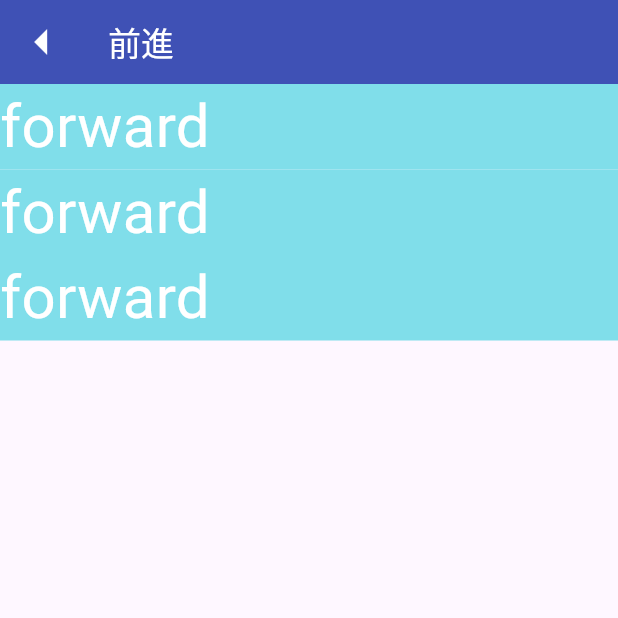
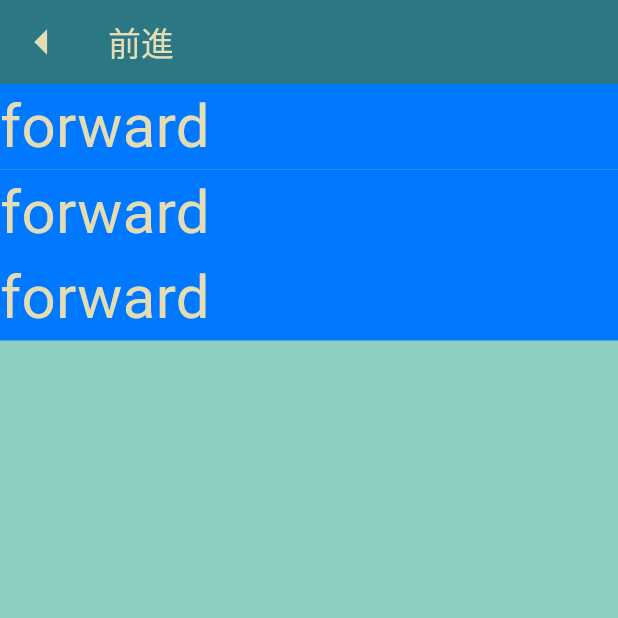
Before and after one commit to penguin104/sigusa2_flutterApp, a Flutter app: the screen it shows after launch, after a tap on "前進", on a phone screen of 412 x 824 dp, the top half of it. Run offline on Flutter 3.47's test engine with Material 3 defaults, Android fonts, the light colour scheme and no system bars.

Commit message:
色の指定を変更　模索中　文字色を背景色の反対にしたい

```diff
--- a/lib/program_edit.dart
+++ b/lib/program_edit.dart
@@ -14,33 +14,35 @@
   @override
   Widget build(BuildContext context) {
     return Scaffold(
+      backgroundColor: colorSet['fourth'],
       appBar: AppBar(
-        backgroundColor: Colors.indigo,
+        backgroundColor: colorSet['first'],
         leading: IconButton(
             onPressed: () {
               Navigator.pushNamed(context, '/selectProject');
             },
             icon: Icon(
               Icons.arrow_left,
-              color: Colors.white,
+              color: colorSet['third'],
               size: 40,
             )),
         title: Text(
           selectProject.project_name,
           // "test",
           style: TextStyle(
-            color: Colors.white,
+            color: colorSet['third'],
           ),
         ),
       ),
       body: Container(
         child: ListView.builder(
-            itemCount: selectProject.program.length,
-            itemBuilder: (context, index) {
-              final action = selectProject.program[index];
-              return ProgramAction(
-                  action: action, index: index); //TODO プログラムセルウィジェット実装する
-            }),
+          itemCount: selectProject.program.length,
+          itemBuilder: (context, index) {
+            final action = selectProject.program[index];
+            return ProgramAction(
+                action: action, index: index); //TODO プログラムセルウィジェット実装する
+          },
+        ),
       ),
     );
   }
@@ -65,7 +67,7 @@
         action.action,
         style: TextStyle(
           fontSize: 40,
-          color: Colors.white,
+          color: colorSet['third'],
         ),
       ),
     );
--- a/lib/select_project.dart
+++ b/lib/select_project.dart
@@ -7,6 +7,14 @@
 import 'main.dart';
 
 //TODO favorite tab
+
+Map<String, dynamic> colorSet = {
+  'first': Color.fromRGBO(44, 119, 132, 1),
+  'second': Color.fromRGBO(234, 153, 58, 1),
+  'third': Color.fromRGBO(228, 221, 179, 1),
+  'fourth': Color.fromRGBO(143, 207, 193, 1),
+  'fifth': Color.fromRGBO(169, 70, 29, 1),
+};
 
 var projectList = [];
 var selectProject;
@@ -47,38 +55,41 @@
           fontSize: 30,
         ),
       ),
-      backgroundColor: Colors.indigo,
-      foregroundColor: Colors.white,
+      backgroundColor: colorSet['first'],
+      foregroundColor: colorSet['third'],
       actions: [
         IconButton(
           onPressed: () {
             print("press setting");
           },
-          icon: Icon(Icons.settings),
+          icon: Icon(
+            Icons.settings,
+            color: colorSet['second'],
+          ),
         )
       ],
-      bottom: TabBar(indicatorColor: Colors.amber, tabs: [
+      bottom: TabBar(indicatorColor: colorSet['second'], tabs: [
         Tab(
           icon: Icon(
             Icons.list,
-            color: Colors.white,
+            color: colorSet['third'],
           ),
           child: Text(
             "project",
             style: TextStyle(
-              color: Colors.white,
+              color: colorSet['third'],
             ),
           ),
         ),
         Tab(
           icon: Icon(
             Icons.favorite,
-            color: Colors.white,
+            color: colorSet['third'],
           ),
           child: Text(
             "favorite",
             style: TextStyle(
-              color: Colors.white,
+              color: colorSet['third'],
             ),
           ),
         )
@@ -88,6 +99,7 @@
     final tabs = DefaultTabController(
       length: 2,
       child: Scaffold(
+        backgroundColor: colorSet['fourth'],
         appBar: appBar,
         body: TabBarView(
           children: [ProjectLists(), FavoriteProjects()],
@@ -164,7 +176,7 @@
             height: 80,
             decoration: BoxDecoration(
               borderRadius: BorderRadius.all(Radius.circular(5)),
-              color: Colors.indigo,
+              color: colorSet['third'],
             ),
             child: Column(
               mainAxisAlignment: MainAxisAlignment.center,
@@ -178,7 +190,7 @@
                           textAlign: TextAlign.center,
                           style: TextStyle(
                             fontSize: 25,
-                            color: Colors.white,
+                            color: colorSet['first'],
                           ),
                         ),
                       ),
@@ -188,7 +200,7 @@
                         },
                         icon: Icon(
                           Icons.edit,
-                          color: Colors.white,
+                          color: colorSet['fourth'],
                         ),
                       ),
                       IconButton(
@@ -197,7 +209,7 @@
                         },
                         icon: Icon(
                           Icons.delete,
-                          color: Colors.white,
+                          color: colorSet['fourth'],
                         ),
                       ),
                     ],
```
Also changed, not shown: assets/json/default_project_data.json (+12 -12 lines).
